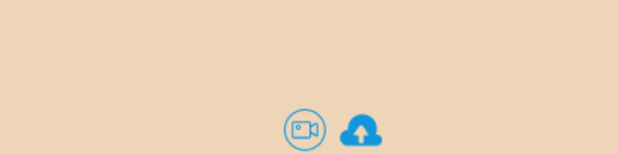
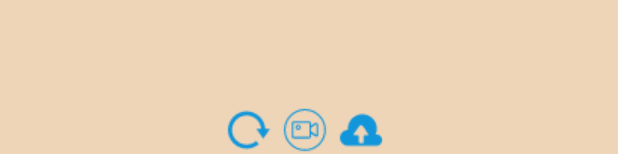
Before and after one commit to 1040870658/Cloud_Album, an Android app: the layout album_list_layout.xml on its own in the app's theme, with its tools: preview values and no code run, on a phone screen of 412 x 824 dp. Shown: the part 1082-1236 px from the top of the screen. Run offline under Robolectric (Android 15) with nearby library versions, the phone set to English and light mode, and no system bars; network calls fail.

```diff
--- a/Cloud_Album/app/src/main/java/hk/hku/yechen/cloud_album/View/VideoCaptureActivity.java
+++ b/Cloud_Album/app/src/main/java/hk/hku/yechen/cloud_album/View/VideoCaptureActivity.java
@@ -74,6 +74,7 @@ public class VideoCaptureActivity extends Activity{
     }
 
     protected void onActivityResult(final int requestCode, final int resultCode, Intent data) {
+        if(resultCode == RESULT_OK && requestCode == VIDEO_CAPTURE_REQUEST) {
             new Thread(new UploadService()).start();
             AlertDialog.Builder builder = new AlertDialog.Builder(VideoCaptureActivity.this);
             builder.setMessage("Recorded.");
@@ -84,6 +85,7 @@ public class VideoCaptureActivity extends Activity{
                     finish();
                 }
             }).show();
+        }
     }
 
     @Override
--- /dev/null
+++ b/Cloud_Album/app/src/main/res/drawable/update_style.xml
@@ -0,0 +1,6 @@
+<?xml version="1.0" encoding="utf-8"?>
+<selector xmlns:android="http://schemas.android.com/apk/res/android">
+    <item android:state_enabled="true" android:state_selected="false"
+        android:state_pressed="false" android:drawable="@drawable/update"/>
+    <item android:state_enabled="true" android:state_pressed="true" android:drawable="@drawable/update_pressed"/>
+</selector>
--- a/Cloud_Album/app/src/main/res/layout/album_list_layout.xml
+++ b/Cloud_Album/app/src/main/res/layout/album_list_layout.xml
@@ -28,7 +28,17 @@
         android:id="@+id/ib_upload"
         android:layout_alignParentBottom="true"
         android:background="@android:color/transparent"
-        android:layout_toRightOf="@id/ib_record"/>
+        android:layout_toRightOf="@id/ib_record"
+        />
+    <ImageButton
+        android:layout_width="wrap_content"
+        android:layout_height="wrap_content"
+        android:src="@drawable/update_style"
+        android:id="@+id/ib_update"
+        android:background="@android:color/transparent"
+        android:layout_toLeftOf="@id/ib_record"
+        android:paddingRight="5dp"
+        android:layout_alignParentBottom="true"/>
     <android.support.v7.widget.RecyclerView
         android:layout_below="@id/tv_label"
         android:layout_width="match_parent"
```
Also changed, not shown: Cloud_Album/app/src/main/java/hk/hku/yechen/cloud_album/View/AlbumListActivity.java (+15 -2 lines), Cloud_Album/app/src/main/res/drawable/update.png (added), Cloud_Album/app/src/main/res/drawable/update_pressed.png (added). Lines whose indentation alone changed are shown as unchanged.
